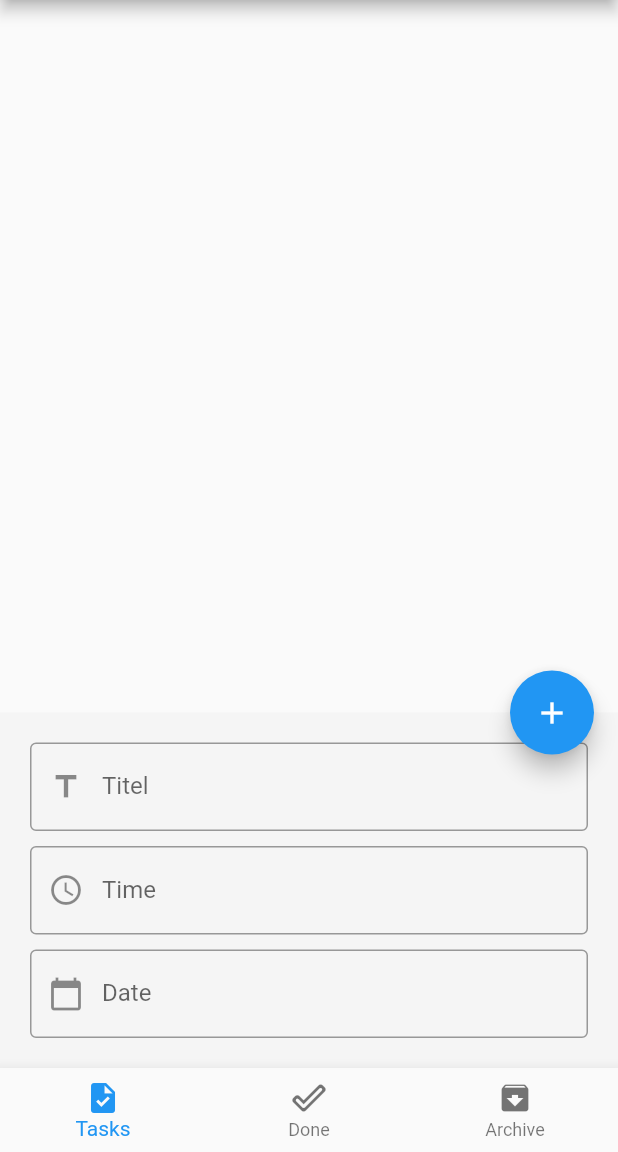
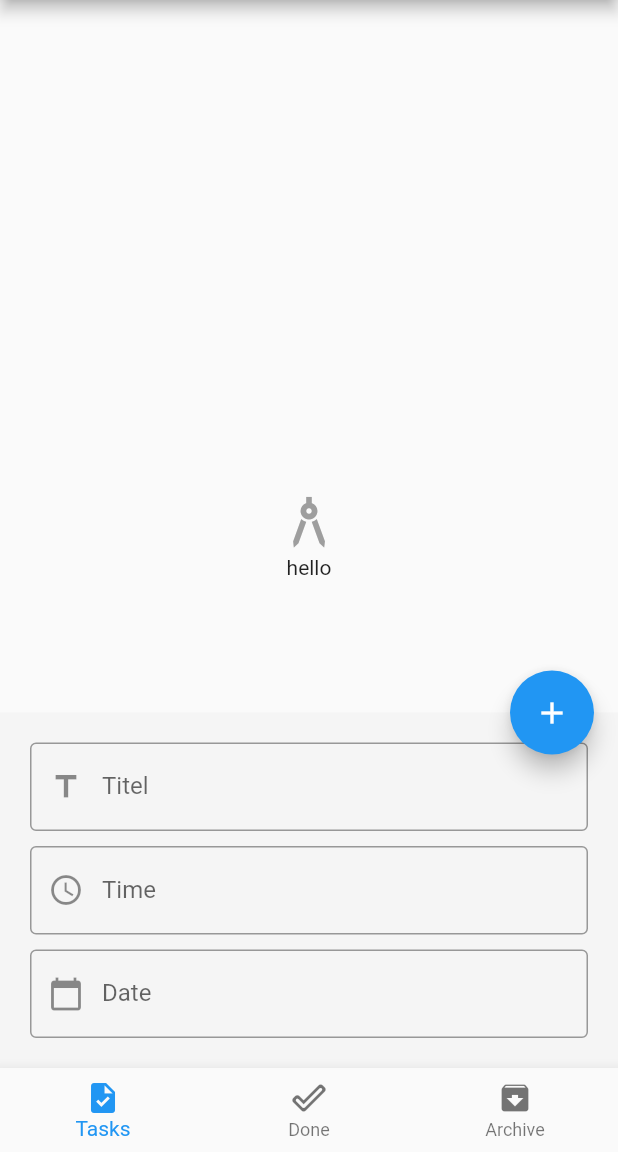
Before and after one commit to helalramadan/ToDo_App, a Flutter app: the screen it shows after launch, after a tap on the "edit" icon, on a phone screen of 412 x 824 dp, the part 84-1236 px from its top. Run offline on Flutter 3.47's test engine with Material 2 defaults, Android fonts, the phone set to English and light mode, and no system bars; our stand-ins replace conditional_builder, flutter_bloc, sqflite; accounts and stored records are empty.

Commit message:
fixed some error

```diff
--- a/lib/cubit/cubit.dart
+++ b/lib/cubit/cubit.dart
@@ -55,8 +55,8 @@ class To_Cubit extends Cubit<To_State> {
               'INSERT INTO taskes (titel,date,time,status) VALUES("$title","$date","$time","new")')
           .then((value) {
         print('$value insert data base in done');
+        emit(InsertDataBase_state());
         getDataBase(dataBase);
-        emit(InsertDataBase_state());
       }).catchError((error) {
         print("error when insert database ${error.toString()}");
       });
@@ -64,10 +64,9 @@ class To_Cubit extends Cubit<To_State> {
   }
 
   void getDataBase(dataBase) {
-    // newTaskes = [];
-    // doneTaskes = [];
-    // arcivedTaskes = [];
-    emit(GetDataBase_state());
+    newTaskes = [];
+    doneTaskes = [];
+    arcivedTaskes = [];
     dataBase.rawQuery('SELECT * FROM taskes').then((value) {
       value.forEach((Element) {
         if (Element["status"] == "new") {
@@ -78,6 +77,7 @@ class To_Cubit extends Cubit<To_State> {
           arcivedTaskes.add(Element);
         }
       });
+      emit(GetDataBase_state());
     });
   }
 
@@ -96,8 +96,8 @@ class To_Cubit extends Cubit<To_State> {
   }) {
     dataBase.rawUpdate('UPDATE taskes SET status = ? WHERE id = ?',
         [status, id]).then((value) {
+      getDataBase(dataBase);
       emit(UpdateDataBase_state());
-      getDataBase(dataBase);
     });
   }
 
@@ -105,8 +105,8 @@ class To_Cubit extends Cubit<To_State> {
     required int id,
   }) {
     dataBase.rawDelete('DELETE FROM taskes WHERE id = ?', [id]).then((value) {
+      getDataBase(dataBase);
       emit(DeletDataBase_state());
-      getDataBase(dataBase);
     });
   }
 }
--- a/lib/home.dart
+++ b/lib/home.dart
@@ -25,11 +25,11 @@ class Home extends StatelessWidget {
           if (state is InsertDataBase_state) {
             Navigator.pop(context);
 
-            titleController = TextEditingController();
+            titleController.text = "";
 
-            dateController = TextEditingController();
+            dateController.text = "";
 
-            timeController = TextEditingController();
+            timeController.text = "";
           }
         },
         builder: (BuildContext context, state) {
--- a/lib/task.dart
+++ b/lib/task.dart
@@ -1,3 +1,4 @@
+import 'package:conditional_builder/conditional_builder.dart';
 import 'package:flutter/material.dart';
 import 'package:flutter_bloc/flutter_bloc.dart';
 import 'package:todo_app/companent.dart';
@@ -11,7 +12,9 @@ class Task_Screen extends StatelessWidget {
     return BlocConsumer<To_Cubit, To_State>(
       listener: (context, state) {},
       builder: (context, state) {
-        return ListView.separated(
+        return ConditionalBuilder(
+          condition: To_Cubit.get(context).newTaskes.isNotEmpty,
+          builder: (context) => ListView.separated(
             itemBuilder: (BuildContext context, int index) => BuildTaske(
               To_Cubit.get(context).newTaskes[index],
               context,
@@ -22,6 +25,20 @@ class Task_Screen extends StatelessWidget {
               color: Colors.grey,
             ),
             itemCount: To_Cubit.get(context).newTaskes.length,
+          ),
+          fallback: (context) => Center(
+            child: Column(
+              mainAxisAlignment: MainAxisAlignment.center,
+              children: const [
+                Icon(
+                  Icons.architecture_sharp,
+                  color: Colors.grey,
+                  size: 45.0,
+                ),
+                Text("hello")
+              ],
+            ),
+          ),
         );
       },
     );
--- a/pubspec.yaml
+++ b/pubspec.yaml
@@ -38,7 +38,10 @@ dependencies:
   flutter_bloc: ^8.0.1
   sqflite: ^2.0.2+1
   intl: ^0.17.0
-  conditional: ^0.0.1
+  conditional_builder: ^1.0.2
+
+
+
 
 dev_dependencies:
   flutter_test:
```
Also changed, not shown: lib/archive.dart (+18 -1 lines), lib/done.dart (+18 -1 lines), pubspec.lock. Lines whose indentation alone changed are shown as unchanged.
